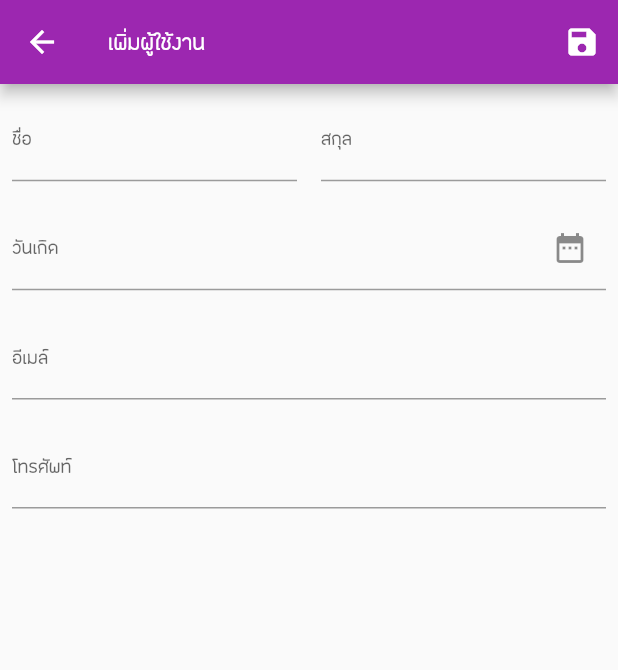
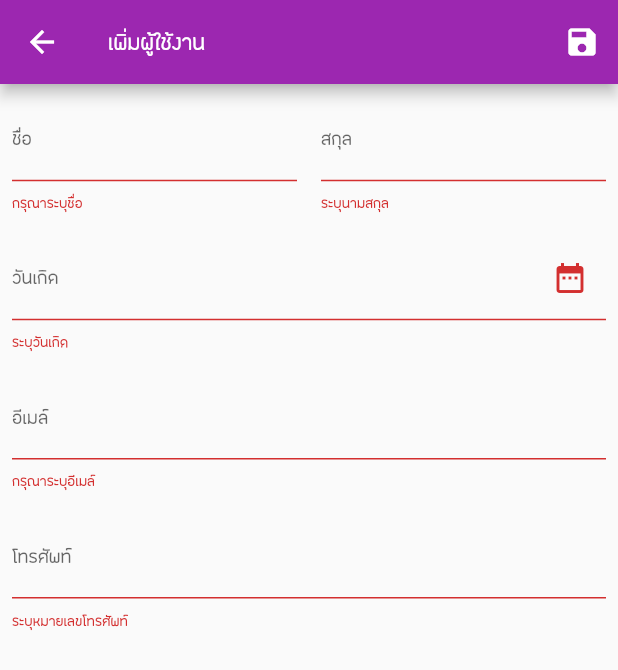
Before and after one commit to siteslave/flutter_basic_03, a Flutter app: the AddPage screen opened by its route, after a tap on the "save" icon, on a phone screen of 412 x 824 dp. Shown: the top 670 px of the screen. Run offline on Flutter 3.47's test engine with Material 2 defaults, Android fonts, the phone set to English and light mode, and no system bars; network calls fail.

```diff
--- a/lib/pages/add_page.dart
+++ b/lib/pages/add_page.dart
@@ -10,6 +10,8 @@ class AddPage extends StatefulWidget {
 
 class _AddPageState extends State<AddPage> {
   DateTime dateBirthDate;
+
+  final _formKey = GlobalKey<FormState>();
 
   String strFirstName;
   String strLastName;
@@ -42,6 +44,15 @@ class _AddPageState extends State<AddPage> {
     }
   }
 
+  String _validateEmail(String value) {
+    if (value.isEmpty) return 'กรุณาระบุอีเมล์';
+
+    final RegExp nameExp = new RegExp(
+        r'^(([^<>()[\]\\.,;:\s@\"]+(\.[^<>()[\]\\.,;:\s@\"]+)*)|(\".+\"))@((\[[0-9]{1,3}\.[0-9]{1,3}\.[0-9]{1,3}\.[0-9]{1,3}\])|(([a-zA-Z\-0-9]+\.)+[a-zA-Z]{2,}))$');
+    if (!nameExp.hasMatch(value)) return 'กรุณาระบุให้ถูกรูปแบบ';
+    return null;
+  }
+
   @override
   Widget build(BuildContext context) {
     return Scaffold(
@@ -49,12 +60,20 @@ class _AddPageState extends State<AddPage> {
           title: Text('เพิ่มผู้ใช้งาน'),
           actions: <Widget>[
             IconButton(
-              onPressed: () {},
+              onPressed: () {
+                if (_formKey.currentState.validate()) {
+                  print('Ok');
+                } else {
+                  print('Failed');
+                }
+              },
               icon: Icon(Icons.save),
             )
           ],
         ),
-        body: ListView(
+        body: Form(
+          key: _formKey,
+          child: ListView(
             children: <Widget>[
               Row(
                 mainAxisSize: MainAxisSize.max,
@@ -63,7 +82,11 @@ class _AddPageState extends State<AddPage> {
                     child: Padding(
                       padding: const EdgeInsets.all(8.0),
                       child: TextFormField(
-                      onFieldSubmitted: (String value) {},
+                        validator: (String value) {
+                          if (value.isEmpty) {
+                            return 'กรุณาระบุชื่อ';
+                          }
+                        },
                         controller: _ctrlFirstName,
                         decoration: InputDecoration(labelText: 'ชื่อ'),
                       ),
@@ -73,6 +96,11 @@ class _AddPageState extends State<AddPage> {
                     child: Padding(
                       padding: const EdgeInsets.all(8.0),
                       child: TextFormField(
+                        validator: (String value) {
+                          if (value.isEmpty) {
+                            return 'ระบุนามสกุล';
+                          }
+                        },
                         controller: _ctrlLastName,
                         decoration: InputDecoration(
                           labelText: 'สกุล',
@@ -86,6 +114,11 @@ class _AddPageState extends State<AddPage> {
                 padding: const EdgeInsets.all(8.0),
                 child: TextFormField(
                   controller: _ctrlBirthDate,
+                  validator: (String value) {
+                    if (value.isEmpty) {
+                      return 'ระบุวันเกิด';
+                    }
+                  },
                   decoration: InputDecoration(
                       labelText: 'วันเกิด',
                       suffixIcon: GestureDetector(
@@ -97,6 +130,7 @@ class _AddPageState extends State<AddPage> {
               Padding(
                 padding: const EdgeInsets.all(8.0),
                 child: TextFormField(
+                  validator: _validateEmail,
                   controller: _ctrlEmail,
                   keyboardType: TextInputType.emailAddress,
                   decoration: InputDecoration(
@@ -107,6 +141,11 @@ class _AddPageState extends State<AddPage> {
               Padding(
                 padding: const EdgeInsets.all(8.0),
                 child: TextFormField(
+                  validator: (String value) {
+                    if (value.isEmpty) {
+                      return 'ระบุหมายเลขโทรศัพท์';
+                    }
+                  },
                   controller: _ctrlTelephone,
                   keyboardType: TextInputType.phone,
                   decoration:
@@ -114,6 +153,7 @@ class _AddPageState extends State<AddPage> {
                 ),
               ),
             ],
+          ),
         ));
   }
 }
```
Lines whose indentation alone changed are shown as unchanged.
